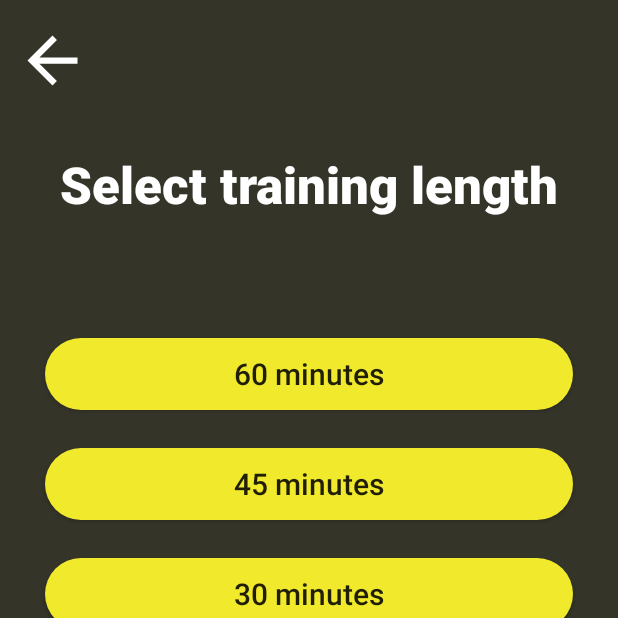
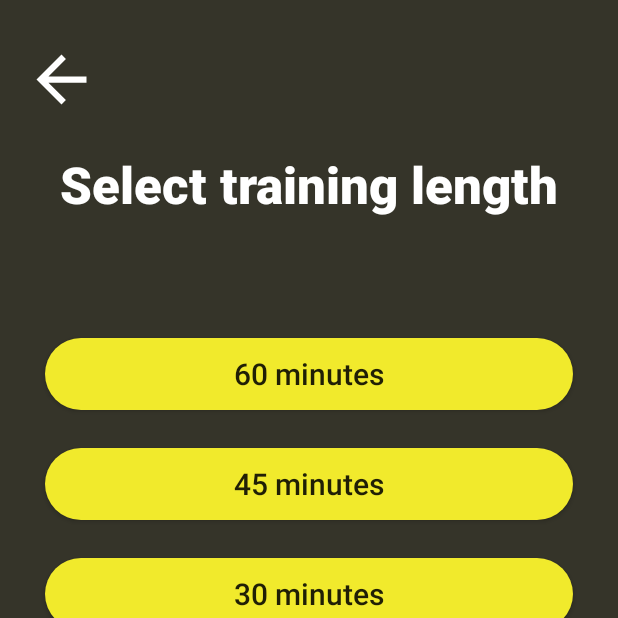
Before and after one commit to ThisIsJustAGuy/B_in_Shape, an Android app built with Jetpack Compose: the TimeActivity screen opened directly, with no data from a screen before it, on a phone screen of 412 x 824 dp, the top half of it. Run offline under Robolectric (Android 15) with nearby library versions, the phone set to English and light mode, and no system bars.

```diff
--- a/app/src/main/res/layout/activity_time.xml
+++ b/app/src/main/res/layout/activity_time.xml
@@ -12,8 +12,8 @@
         android:id="@+id/Time_back"
         android:layout_width="wrap_content"
         android:layout_height="wrap_content"
-        android:layout_marginStart="10dp"
-        android:layout_marginTop="15dp"
+        android:layout_marginStart="16dp"
+        android:layout_marginTop="28dp"
         android:background="@android:color/transparent"
         android:src="@drawable/arrow_back_50"
         app:layout_constraintStart_toStartOf="parent"
@@ -23,13 +23,13 @@
         android:id="@+id/Status_tw"
         android:layout_width="wrap_content"
         android:layout_height="wrap_content"
+        android:layout_marginStart="59dp"
+        android:layout_marginTop="28dp"
         android:text="Will get replaced"
+        android:textColor="@color/white"
+        android:textSize="30sp"
         app:layout_constraintStart_toEndOf="@+id/Time_back"
-        app:layout_constraintTop_toTopOf="parent"
-        android:textColor="@color/white"
-        android:textSize="25sp"
-        android:layout_marginTop="22dp"
-        android:layout_marginStart="10dp"/>
+        app:layout_constraintTop_toTopOf="parent" />
 
     <TextView
         android:id="@+id/Time_tw"
```
